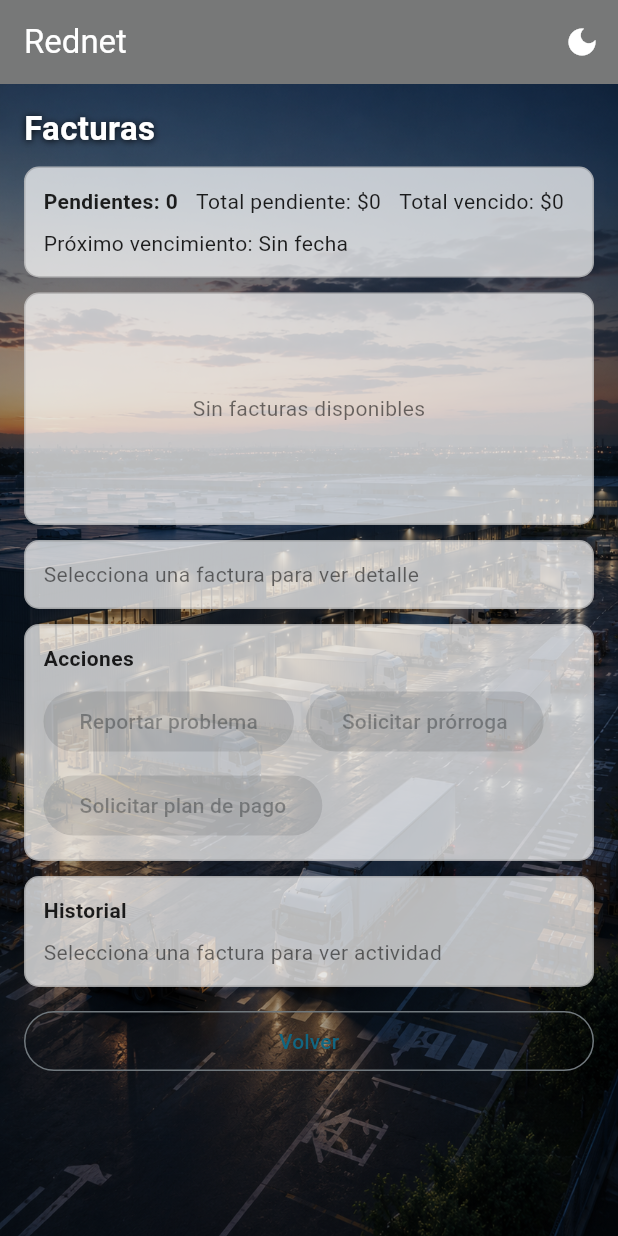
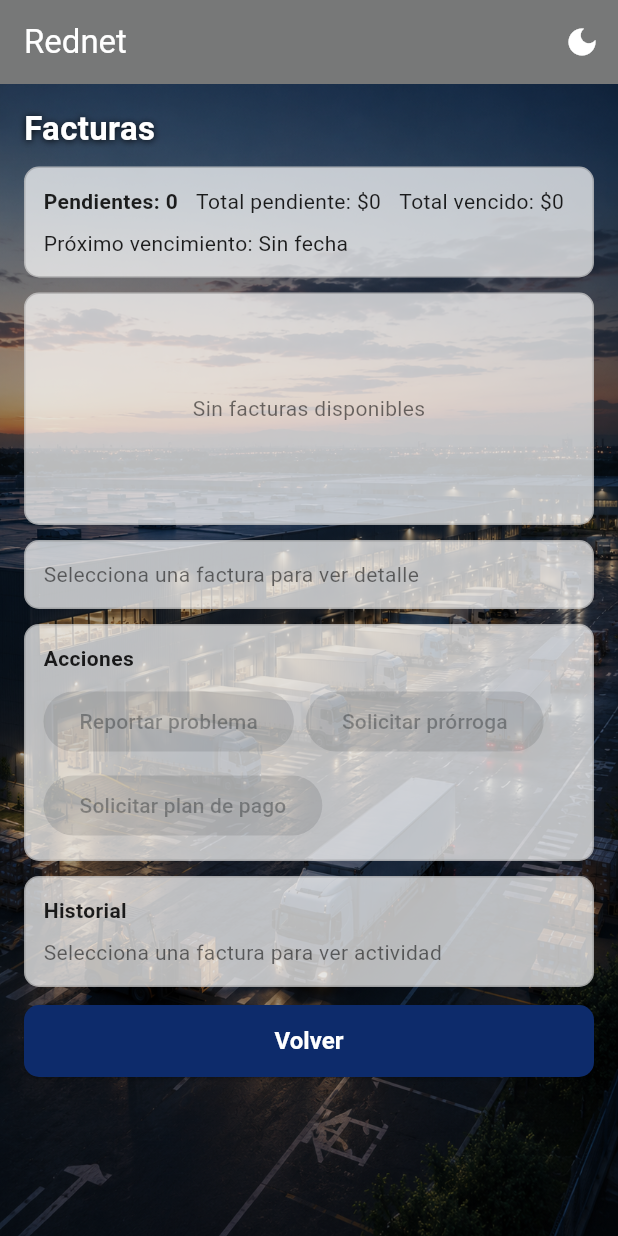
Before and after one commit to rlebuy/dydemoapp, a Flutter app: the FacturasPage screen opened directly, on a phone screen of 412 x 824 dp. Run offline on Flutter 3.47's test engine with Material 3 defaults, Android fonts, the phone set to English and light mode, and no system bars; our stand-ins replace flutter_dotenv; missing offline and left inert: mailer.

Commit message:
se hicieron modificaciones para Facturas

```diff
--- a/lib/main.dart
+++ b/lib/main.dart
@@ -892,8 +892,15 @@ class _FacturasPageState extends State<FacturasPage> {
                           const SizedBox(height: 12),
                           SizedBox(
                             width: double.infinity,
-                            child: OutlinedButton(
+                            height: 48,
+                            child: ElevatedButton(
                               onPressed: () => Navigator.pop(context),
+                              style: ElevatedButton.styleFrom(
+                                backgroundColor: isDark ? Colors.white : const Color(0xFF0D2B6B),
+                                foregroundColor: isDark ? const Color(0xFF0D2B6B) : Colors.white,
+                                textStyle: const TextStyle(fontWeight: FontWeight.w700, fontSize: 16),
+                                shape: RoundedRectangleBorder(borderRadius: BorderRadius.circular(10)),
+                              ),
                               child: const Text('Volver'),
                             ),
                           ),
```
